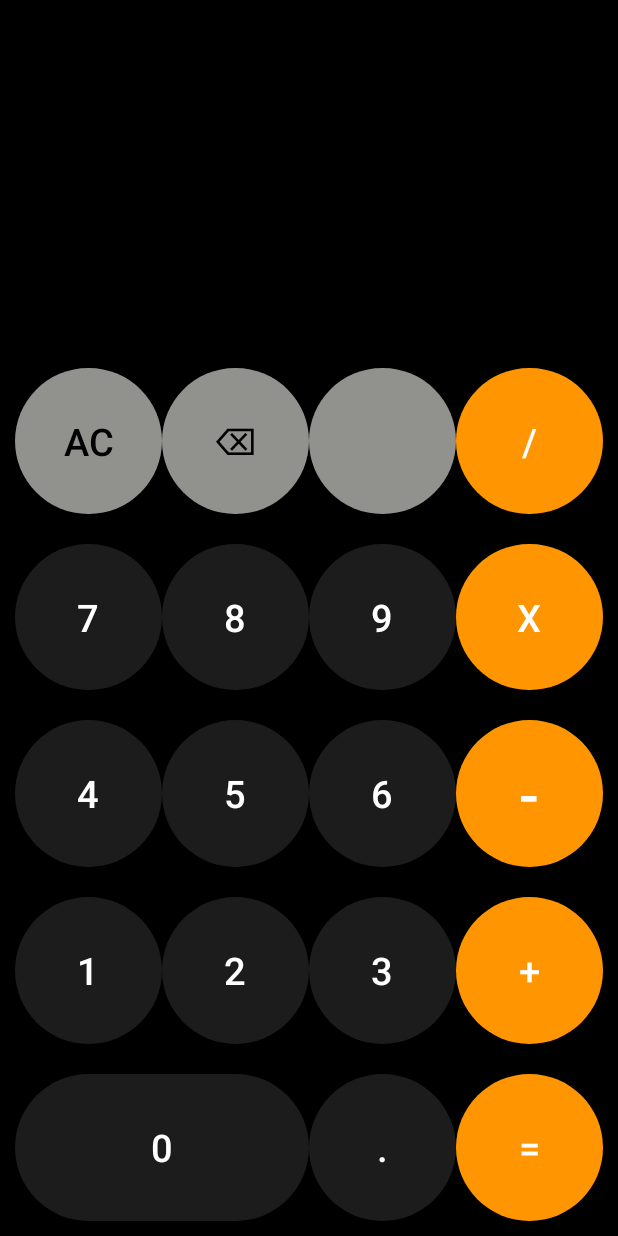
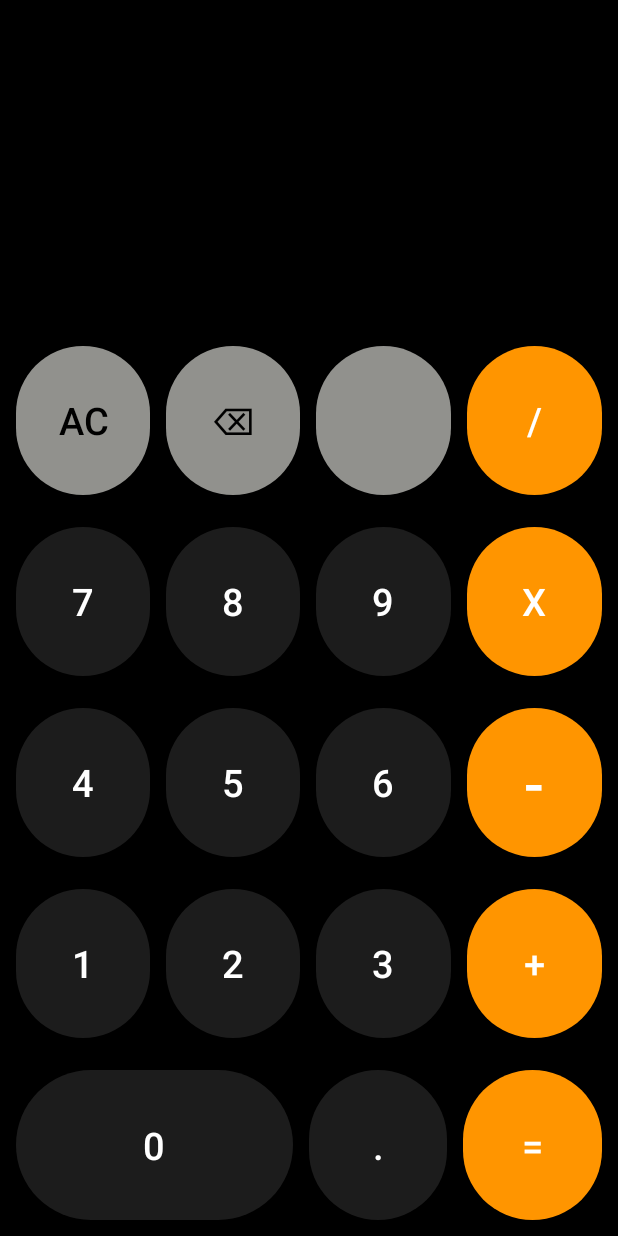
Before and after one commit to DariusGovender/Simple-Calculator, an Android app: the layout activity_main.xml on its own in the app's theme, with its tools: preview values and no code run, on a phone screen of 412 x 824 dp. Run offline under Robolectric (Android 15) with nearby library versions, the phone set to English and light mode, and no system bars.

Commit message:
UI updates

```diff
--- a/app/src/main/res/values/styles.xml
+++ b/app/src/main/res/values/styles.xml
@@ -4,7 +4,7 @@
         <item name="android:layout_width">match_parent</item>
         <item name="android:layout_height">0dp</item>
         <item name="android:layout_weight">1</item>
-        <item name="android:padding">10dp</item>
+        <item name="android:layout_margin">5dp</item>
     </style>
 
     <style name="buttonNumber">
@@ -12,6 +12,7 @@
         <item name="android:layout_height">match_parent</item>
         <item name="android:layout_weight">1</item>
         <item name="android:background">@drawable/number_round_button</item>
+        <item name="android:layout_margin">5dp</item>
         <item name="android:textSize">25sp</item>
         <item name="android:textColor">@color/white</item>
         <item name="android:onClick">numberAction</item>
@@ -21,6 +22,7 @@
         <item name="android:layout_width">0dp</item>
         <item name="android:layout_height">match_parent</item>
         <item name="android:layout_weight">1</item>
+        <item name="android:layout_margin">5dp</item>
         <item name="android:background">@drawable/operator_round_button</item>
         <item name="android:textSize">25sp</item>
         <item name="android:textColor">@color/white</item>
--- a/app/src/main/res/values/themes.xml
+++ b/app/src/main/res/values/themes.xml
@@ -1,6 +1,6 @@
 <resources xmlns:tools="http://schemas.android.com/tools">
     <!-- Base application theme. -->
-    <style name="Base.Theme.KotlinCalculatorApp" parent="Theme.AppCompat">
+    <style name="Base.Theme.KotlinCalculatorApp" parent="Theme.AppCompat.DayNight.NoActionBar">
         <item name="colorPrimary">@color/orange</item>
         <item name="colorPrimaryVariant">@color/dark_grey</item>
         <item name="colorOnPrimary">@color/white</item>
```
